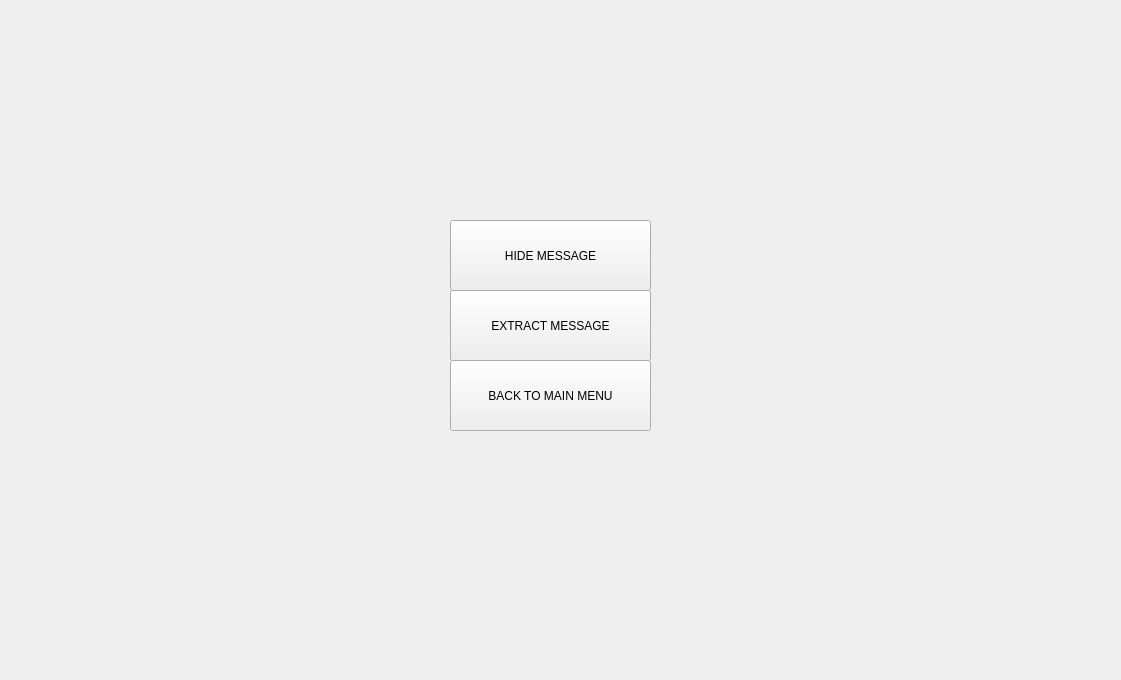
Old version of the form src/ui/main.ui in the repository naufal-dean/Stegosolver.
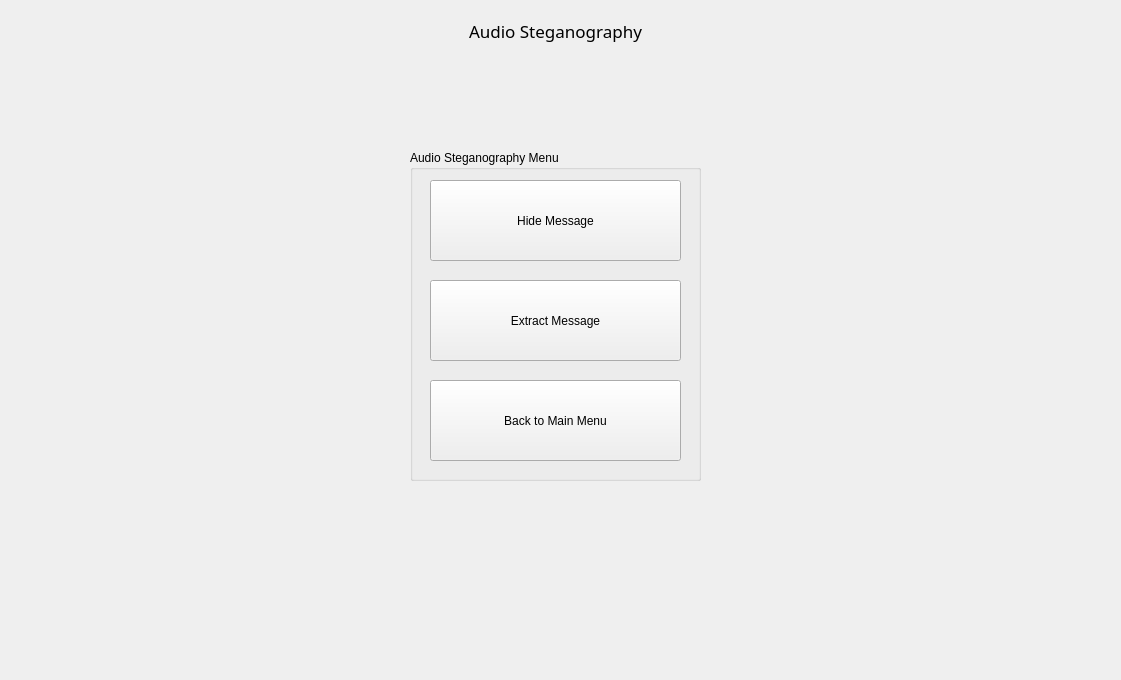
New version of the form. The open tabs and pages were chosen to show the change.

The edit to the form file:
```diff
--- a/src/ui/main.ui
+++ b/src/ui/main.ui
@@ -723,44 +723,82 @@
      </widget>
     </widget>
     <widget class="QWidget" name="audioPage">
-     <widget class="QPushButton" name="AHidePageButton">
+     <widget class="QLabel" name="audioPageTitle">
       <property name="geometry">
        <rect>
-        <x>450</x>
-        <y>230</y>
-        <width>201</width>
-        <height>71</height>
+        <x>440</x>
+        <y>20</y>
+        <width>231</width>
+        <height>41</height>
        </rect>
       </property>
+      <property name="font">
+       <font>
+        <family>Segoe UI Semibold</family>
+        <pointsize>13</pointsize>
+       </font>
+      </property>
       <property name="text">
-       <string>HIDE MESSAGE</string>
+       <string>Audio Steganography</string>
       </property>
-     </widget>
-     <widget class="QPushButton" name="AExtractPageButton">
-      <property name="geometry">
-       <rect>
-        <x>450</x>
-        <y>300</y>
-        <width>201</width>
-        <height>71</height>
-       </rect>
+      <property name="textFormat">
+       <enum>Qt::AutoText</enum>
       </property>
-      <property name="text">
-       <string>EXTRACT MESSAGE</string>
+      <property name="alignment">
+       <set>Qt::AlignCenter</set>
       </property>
      </widget>
-     <widget class="QPushButton" name="AAudioBackPageButton">
+     <widget class="QGroupBox" name="AMenuGroup">
       <property name="geometry">
        <rect>
-        <x>450</x>
-        <y>370</y>
-        <width>201</width>
-        <height>71</height>
+        <x>410</x>
+        <y>160</y>
+        <width>291</width>
+        <height>331</height>
        </rect>
       </property>
-      <property name="text">
-       <string>BACK TO MAIN MENU</string>
+      <property name="title">
+       <string>Audio Steganography Menu</string>
       </property>
+      <widget class="QPushButton" name="AHidePageButton">
+       <property name="geometry">
+        <rect>
+         <x>20</x>
+         <y>30</y>
+         <width>251</width>
+         <height>81</height>
+        </rect>
+       </property>
+       <property name="text">
+        <string>Hide Message</string>
+       </property>
+      </widget>
+      <widget class="QPushButton" name="AAudioBackPageButton">
+       <property name="geometry">
+        <rect>
+         <x>20</x>
+         <y>230</y>
+         <width>251</width>
+         <height>81</height>
+        </rect>
+       </property>
+       <property name="text">
+        <string>Back to Main Menu</string>
+       </property>
+      </widget>
+      <widget class="QPushButton" name="AExtractPageButton">
+       <property name="geometry">
+        <rect>
+         <x>20</x>
+         <y>130</y>
+         <width>251</width>
+         <height>81</height>
+        </rect>
+       </property>
+       <property name="text">
+        <string>Extract Message</string>
+       </property>
+      </widget>
      </widget>
     </widget>
     <widget class="QWidget" name="audioHidePage">
```
Left out of the diff: 140 changed lines with no effect on the pictures.
